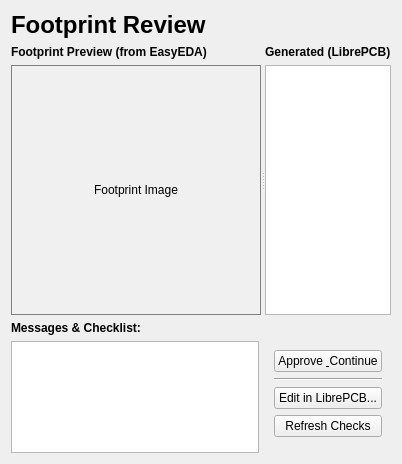
First picture: the form in ui/footprint_review_page.ui, repository z3ugma/webparts-librepcb, before the edit.
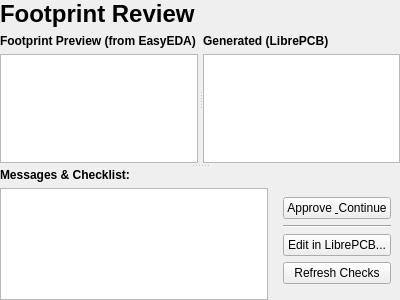
Second picture: the form after the edit.

Commit message: Refactor: pan/zoom image view and collapsible sidebar in LibraryElementPage

Diff of the .ui file:
```diff
--- a/ui/footprint_review_page.ui
+++ b/ui/footprint_review_page.ui
@@ -13,7 +13,19 @@
   <property name="windowTitle">
    <string>Form</string>
   </property>
-  <layout class="QVBoxLayout" name="verticalLayout_Footprint" stretch="0,2,0,1">
+  <layout class="QVBoxLayout" name="verticalLayout_Footprint">
+   <property name="leftMargin">
+    <number>0</number>
+   </property>
+   <property name="topMargin">
+    <number>0</number>
+   </property>
+   <property name="rightMargin">
+    <number>0</number>
+   </property>
+   <property name="bottomMargin">
+    <number>0</number>
+   </property>
    <item>
     <widget class="QLabel" name="label_FootprintHeader">
      <property name="text">
@@ -22,10 +34,20 @@
     </widget>
    </item>
    <item>
+    <widget class="QSplitter" name="vertical_splitter">
+     <property name="orientation">
+      <enum>Qt::Vertical</enum>
+     </property>
+     <property name="handleWidth">
+      <number>5</number>
+     </property>
     <widget class="QSplitter" name="footprint_splitter">
      <property name="orientation">
       <enum>Qt::Horizontal</enum>
      </property>
+      <property name="handleWidth">
+       <number>5</number>
+      </property>
      <widget class="QWidget" name="footprint_left_pane" native="true">
       <layout class="QVBoxLayout" name="verticalLayout_3">
        <item>
@@ -42,29 +64,7 @@
         </widget>
        </item>
        <item>
-        <widget class="QLabel" name="footprint_image_container">
-         <property name="sizePolicy">
-          <sizepolicy hsizetype="Expanding" vsizetype="Expanding">
-           <horstretch>0</horstretch>
-           <verstretch>0</verstretch>
-          </sizepolicy>
-         </property>
-         <property name="minimumSize">
-          <size>
-           <width>250</width>
-           <height>250</height>
-          </size>
-         </property>
-         <property name="styleSheet">
-          <string>QLabel { border: 1px solid gray; background-color: #f0f0f0; }</string>
-         </property>
-         <property name="text">
-          <string>Footprint Image</string>
-         </property>
-         <property name="alignment">
-          <set>Qt::AlignCenter</set>
-         </property>
-        </widget>
+         <widget class="QGraphicsView" name="footprint_image_container"/>
        </item>
       </layout>
      </widget>
@@ -89,7 +89,8 @@
       </layout>
      </widget>
     </widget>
-   </item>
+     <widget class="QWidget" name="messages_container" native="true">
+      <layout class="QVBoxLayout" name="verticalLayout_Messages">
    <item>
     <widget class="QLabel" name="label_FootprintMessages">
      <property name="font">
@@ -162,6 +163,10 @@
       </widget>
      </item>
     </layout>
+       </item>
+      </layout>
+     </widget>
+    </widget>
    </item>
   </layout>
  </widget>
```
Lines whose indentation alone changed are shown as unchanged. The commit also changes 12 other files.
